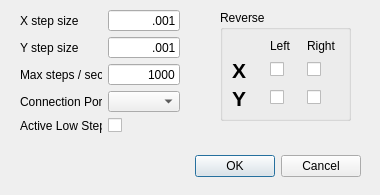
First picture: the form in gui/setupdialog.ui, repository mschafer/foamcut, before the edit.
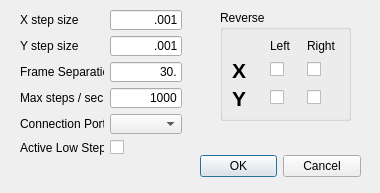
Second picture: the form after the edit.

Diff of the .ui file:
```diff
--- a/gui/setupdialog.ui
+++ b/gui/setupdialog.ui
@@ -7,7 +7,7 @@
     <x>0</x>
     <y>0</y>
     <width>380</width>
-    <height>195</height>
+    <height>193</height>
    </rect>
   </property>
   <property name="windowTitle">
@@ -16,9 +16,9 @@
   <widget class="QDialogButtonBox" name="dialogButtonBox">
    <property name="geometry">
     <rect>
-     <x>20</x>
+     <x>200</x>
      <y>150</y>
-     <width>341</width>
+     <width>161</width>
      <height>32</height>
     </rect>
    </property>
@@ -81,28 +81,28 @@
      </widget>
     </item>
     <item row="2" column="1">
-     <widget class="QCheckBox" name="leftYReverse_check">
+     <widget class="QCheckBox" name="yLeftReverse_check">
       <property name="text">
        <string/>
       </property>
      </widget>
     </item>
     <item row="1" column="2">
-     <widget class="QCheckBox" name="rightXReverse_check">
+     <widget class="QCheckBox" name="xRightReverse_check">
       <property name="text">
        <string/>
       </property>
      </widget>
     </item>
     <item row="2" column="2">
-     <widget class="QCheckBox" name="rightYReverse_check">
+     <widget class="QCheckBox" name="yRightReverse_check">
       <property name="text">
        <string/>
       </property>
      </widget>
     </item>
     <item row="1" column="1">
-     <widget class="QCheckBox" name="leftXReverse_check">
+     <widget class="QCheckBox" name="xLeftReverse_check">
       <property name="text">
        <string/>
       </property>
@@ -125,28 +125,28 @@
     <rect>
      <x>20</x>
      <y>10</y>
-     <width>160</width>
-     <height>123</height>
+     <width>162</width>
+     <height>145</height>
     </rect>
    </property>
    <layout class="QGridLayout" name="gridLayout_2">
-    <item row="3" column="0">
+    <item row="0" column="1">
+     <widget class="QLineEdit" name="xStepSize_edit">
+      <property name="text">
+       <string>.001</string>
+      </property>
+      <property name="alignment">
+       <set>Qt::AlignRight|Qt::AlignTrailing|Qt::AlignVCenter</set>
+      </property>
+     </widget>
+    </item>
+    <item row="4" column="0">
      <widget class="QLabel" name="label_4">
       <property name="text">
        <string>Connection Port</string>
       </property>
      </widget>
     </item>
-    <item row="0" column="1">
-     <widget class="QLineEdit" name="xStepSize_edit">
-      <property name="text">
-       <string>.001</string>
-      </property>
-      <property name="alignment">
-       <set>Qt::AlignRight|Qt::AlignTrailing|Qt::AlignVCenter</set>
-      </property>
-     </widget>
-    </item>
     <item row="1" column="0">
      <widget class="QLabel" name="label_2">
       <property name="text">
@@ -154,7 +154,7 @@
       </property>
      </widget>
     </item>
-    <item row="2" column="1">
+    <item row="3" column="1">
      <widget class="QLineEdit" name="maxStepRate_edit">
       <property name="text">
        <string>1000</string>
@@ -164,16 +164,6 @@
       </property>
      </widget>
     </item>
-    <item row="3" column="1">
-     <widget class="QComboBox" name="port_combo"/>
-    </item>
-    <item row="2" column="0">
-     <widget class="QLabel" name="label_3">
-      <property name="text">
-       <string>Max steps / sec</string>
-      </property>
-     </widget>
-    </item>
     <item row="0" column="0">
      <widget class="QLabel" name="label">
       <property name="text">
@@ -181,30 +171,57 @@
       </property>
      </widget>
     </item>
-    <item row="1" column="1">
-     <widget class="QLineEdit" name="yStepSize_edit">
+    <item row="3" column="0">
+     <widget class="QLabel" name="label_3">
       <property name="text">
-       <string>.001</string>
-      </property>
-      <property name="alignment">
-       <set>Qt::AlignRight|Qt::AlignTrailing|Qt::AlignVCenter</set>
-      </property>
-     </widget>
-    </item>
-    <item row="4" column="0">
-     <widget class="QLabel" name="label_9">
-      <property name="text">
-       <string>Active Low Steps</string>
+       <string>Max steps / sec</string>
       </property>
      </widget>
     </item>
     <item row="4" column="1">
+     <widget class="QComboBox" name="port_combo"/>
+    </item>
+    <item row="5" column="1">
      <widget class="QCheckBox" name="activeLowStep_check">
       <property name="text">
        <string/>
       </property>
      </widget>
     </item>
+    <item row="5" column="0">
+     <widget class="QLabel" name="label_9">
+      <property name="text">
+       <string>Active Low Steps</string>
+      </property>
+     </widget>
+    </item>
+    <item row="1" column="1">
+     <widget class="QLineEdit" name="yStepSize_edit">
+      <property name="text">
+       <string>.001</string>
+      </property>
+      <property name="alignment">
+       <set>Qt::AlignRight|Qt::AlignTrailing|Qt::AlignVCenter</set>
+      </property>
+     </widget>
+    </item>
+    <item row="2" column="1">
+     <widget class="QLineEdit" name="frameSeparation_edit">
+      <property name="text">
+       <string>30.</string>
+      </property>
+      <property name="alignment">
+       <set>Qt::AlignRight|Qt::AlignTrailing|Qt::AlignVCenter</set>
+      </property>
+     </widget>
+    </item>
+    <item row="2" column="0">
+     <widget class="QLabel" name="label_10">
+      <property name="text">
+       <string>Frame Separation</string>
+      </property>
+     </widget>
+    </item>
    </layout>
   </widget>
  </widget>
```
